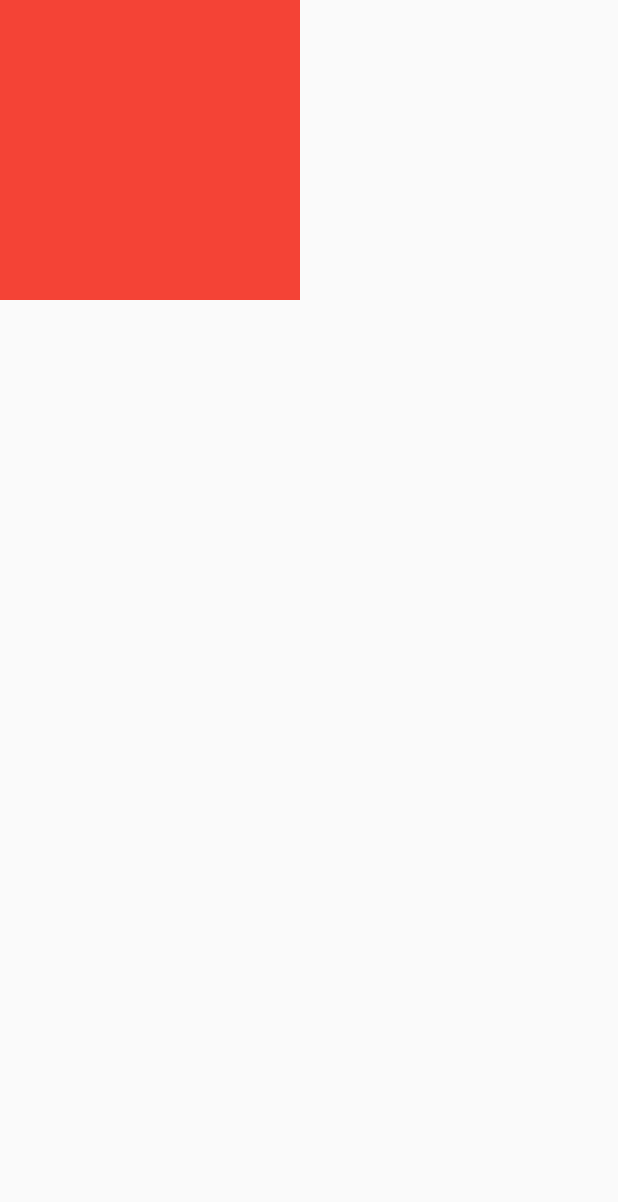
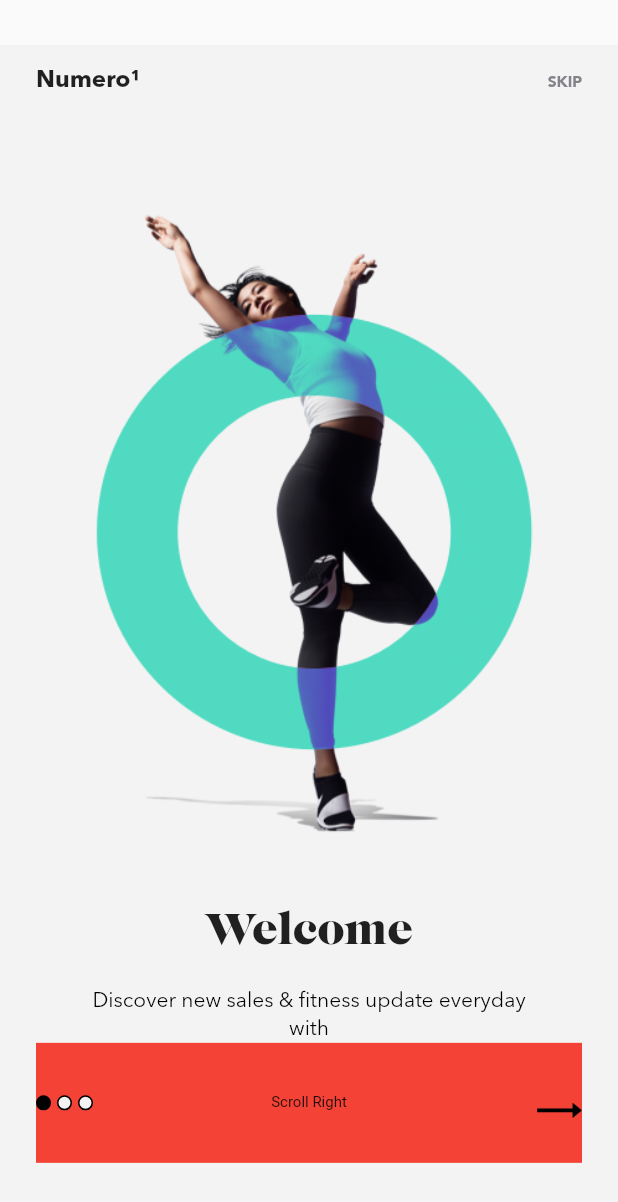
Before and after one commit to ioacode/FirstFlutter, a Flutter app: the screen it shows after launch, on a phone screen of 412 x 824 dp. Shown: the top 1202 px of the screen. Run offline on Flutter 3.47's test engine with Material 2 defaults, Android fonts, the phone set to English and light mode, and no system bars; drawn by our look-alikes of carousel_slider; Roboto replaces fonts that are missing (Avelir).

```diff
--- a/lib/main.dart
+++ b/lib/main.dart
@@ -1,11 +1,13 @@
 import 'package:flutter/material.dart';
+import 'package:carousel_slider/carousel_slider.dart';
+import 'attr.dart';
 
 //void main() => runApp(MyApp());
 void main() => runApp(MaterialApp(
-  debugShowCheckedModeBanner: false,
-  title: 'Application intro',
-  home: HomePage(),
-));
+      debugShowCheckedModeBanner: false,
+      title: 'Application intro',
+      home: HomePage(),
+    ));
 
 class HomePage extends StatelessWidget {
   @override
@@ -19,25 +21,165 @@ class HomePage extends StatelessWidget {
 class ContentPage extends StatelessWidget {
   @override
   Widget build(BuildContext context) {
-    return Container(
-      width: 200,
-      height: 200,
-      color: Colors.red,
+    return Padding(
+      padding: EdgeInsets.only(top: 30),
+      child: CarouselSlider(
+        autoPlay: false,
+        enableInfiniteScroll: false,
+        initialPage: 0,
+        reverse: false,
+        viewportFraction: 1.0,
+        aspectRatio: MediaQuery.of(context).size.aspectRatio,
+        height: MediaQuery.of(context).size.height - 30,
+        items: [0, 1, 2].map((i) {
+          return Builder(
+            builder: (BuildContext context) {
+              return Container(
+                  width: MediaQuery.of(context).size.width,
+                  //margin: EdgeInsets.symmetric(horizontal: 5.0),  // give margins to left and right
+                  //decoration: BoxDecoration(color: Colors.amber), // Pemberian warna pada container Utama
+                  color: bgColor,
+                  child: AppIntro(i));
+            },
+          );
+        }).toList(),
+      ),
     );
   }
 }
 
-//https://github.com/myhomeworkstation/introapp
+class AppIntro extends StatefulWidget {
+  int index;
+  AppIntro(this.index);
+  @override
+  _AppIntroState createState() => _AppIntroState();
+}
+
+class _AppIntroState extends State<AppIntro> {
+  @override
+  void initState() {
+    // TODO: implement initState
+    super.initState();
+    print(widget.index);
+  }
+
+  @override
+  Widget build(BuildContext context) {
+    return Column(
+      children: <Widget>[
+        Container(
+          width: MediaQuery.of(context).size.width,
+          height: 50,
+          //color: Colors.cyanAccent, // Memberi warna pada container atas untuk perubahan warna
+          child: Stack(
+            children: <Widget>[
+              Positioned(
+                top: 14,
+                left: 24,
+                child: Text(
+                  "Numero\u00B9",
+                  style: TextStyle(fontFamily: "AvenirBold", fontSize: 16),
+                ),
+              ),
+              Positioned(
+                top: 16,
+                right: 24,
+                child: new Text(
+                  widget.index == 2
+                      ? "DONE"
+                      : "SKIP", //jika index sama dengan 2 response is DONE tapi jika tidak text SKIP
+                  style: TextStyle(
+                      fontFamily: "SultanNahia",
+                      fontSize: 14,
+                      color: textColor),
+                ),
+              ),
+            ],
+          ),
+        ),
+        Container(
+          width: MediaQuery.of(context).size.width,
+          margin: EdgeInsets.only(top: 48),
+          child: Column(children: <Widget>[
+            Image.asset(
+              imagePath[widget.index],
+              fit: BoxFit.fitWidth,
+            ),
+            Padding(
+              padding: EdgeInsets.only(top: 24),
+              child: Center(
+                  child: new Text(
+                title[widget.index],
+                style: TextStyle(fontFamily: "Caslon", fontSize: 30),
+              )),
+            ),
+            Container(
+              margin: EdgeInsets.only(top: 20),
+              //padding: EdgeInsets.only(left: 24, right: 24),
+              padding: EdgeInsets.symmetric(horizontal: 55), //memberikan space left dan right dengan nilai yang sama
+              child: new RichText(
+                  textAlign: TextAlign.center,
+                  text: new TextSpan(
+                      style: new TextStyle(fontSize: 14.0, color: Colors.black),
+                      children: <TextSpan>[
+                        new TextSpan(
+                            text: description[widget.index],
+                            style: new TextStyle(fontFamily: 'Avenir')),
+                      ])),
+            )
+          ]),
+        ),
+        Container(
+          margin: EdgeInsets.symmetric(horizontal: 24), //margin left and right handle with EdgeInsert.symetric horizontal
+          color: Colors.red, //color from contrainer
+          height: 80, //height from margin
+          child: Stack(children: <Widget>[
+            DotsIndicators(widget.index),  //function to indicator when select index position
+            Center(child: new Text('Scroll Right', style: TextStyle(fontFamily: "Avelir", fontSize:10),)),
+            Positioned(top: 40, right: 0,child: widget.index != 2 ? Image.asset('assets/images/arrow.png', width: 30,):  LetsGo()) //position right value like arrow right and change text in last index
+          ],),
+        ), // memberi warna pada toolbar
+      ],
+    );
+  }
+}
 
 
+class DotsIndicators extends StatefulWidget {
+  int pageIndex;
+  DotsIndicators(this.pageIndex);
+  @override
+  _DotsIndicatorsState createState() => _DotsIndicatorsState();
+}
 
+class _DotsIndicatorsState extends State<DotsIndicators> {
+  @override
+  Widget build(BuildContext context) {
+    return ListView.builder(scrollDirection: Axis.horizontal,itemCount: 3, itemBuilder: (context, int index){
+      return Container(
+        margin: EdgeInsets.only(right: index != 2 ? 4 : 0),
+        width: 10,
+        height: 10,
+        decoration: BoxDecoration(border: Border.all(color: Colors.black) ,shape: BoxShape.circle, color: index == widget.pageIndex ? Colors.black : bgColor),  //make small crycle with border black and color white
+      );
+    },);
+  }
+}
 
-
-
-
-
-
-
+class LetsGo extends StatelessWidget {
+  @override
+  Widget build(BuildContext context) {
+    return Container(
+      width: 120,
+      height: MediaQuery.of(context).size.height,
+      color: Colors.black,
+      child: Stack(children: <Widget>[
+        Positioned(top: 20, left:24,child: Text("LET'S GO!", style: TextStyle(color: Colors.white),),)
+      ],),
+      //Text("LET'S Go !", style: TextStyle(color: Colors.white),),
+    );
+  }
+}
 
 class MyApp extends StatelessWidget {
   @override
```
Also changed, not shown: pubspec.yaml (+16 -0 lines), assets/fonts/AvenirBold.otf (added), assets/fonts/AvenirNextLTPro-Regular.otf (added), assets/fonts/Caslon.ttf (added), assets/fonts/SultanNahia.ttf (added), assets/images/arrow.png (added), assets/images/intro1.png (added), assets/images/intro2.png (added), assets/images/intro3.png (added), assets/images/logo.png (added), pubspec.lock.
